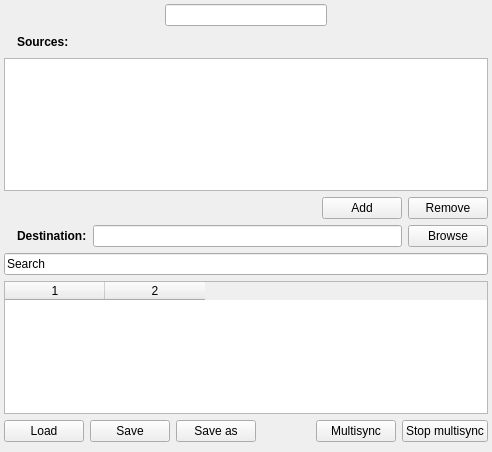
Before: the Qt Designer form multisync_page.ui in henrik-w/Synkron, drawn with Qt 5.
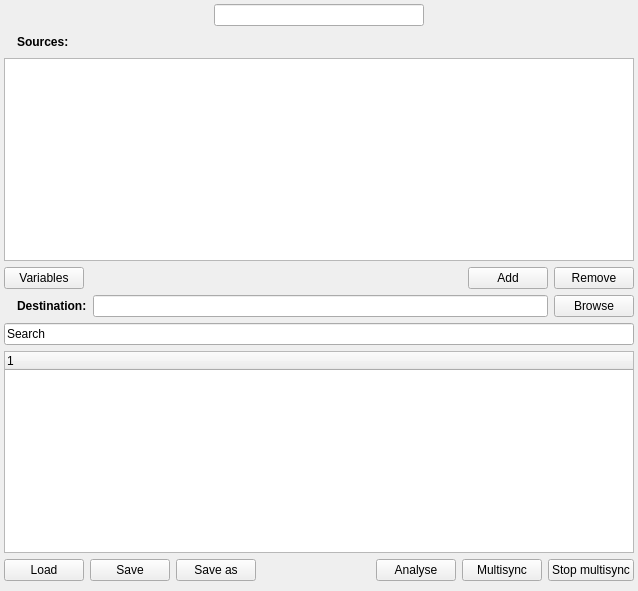
After: the same form once the commit is applied. The open tabs and pages were chosen to show the change. Icons and pictures are not drawn. Custom widgets are drawn as their Qt base class.

Commit message: Modified analysis, added analysis to Multisync, added variables to Multisync, bug fixes, new strings for translation

```diff
--- a/multisync_page.ui
+++ b/multisync_page.ui
@@ -5,8 +5,8 @@
    <rect>
     <x>0</x>
     <y>0</y>
-    <width>492</width>
-    <height>452</height>
+    <width>638</width>
+    <height>591</height>
    </rect>
   </property>
   <property name="windowTitle" >
@@ -121,19 +121,7 @@
          <property name="leftMargin" >
           <number>0</number>
          </property>
-         <property name="topMargin" >
-          <number>0</number>
-         </property>
-         <property name="rightMargin" >
-          <number>0</number>
-         </property>
-         <property name="bottomMargin" >
-          <number>0</number>
-         </property>
-         <property name="horizontalSpacing" >
-          <number>6</number>
-         </property>
-         <property name="verticalSpacing" >
+         <property name="spacing" >
           <number>6</number>
          </property>
          <item row="0" column="2" >
@@ -175,6 +163,13 @@
            </property>
           </spacer>
          </item>
+         <item row="0" column="0" >
+          <widget class="QPushButton" name="vars_multi" >
+           <property name="text" >
+            <string>Variables</string>
+           </property>
+          </widget>
+         </item>
         </layout>
        </item>
        <item>
@@ -238,15 +233,45 @@
         </widget>
        </item>
        <item>
-        <widget class="QTableWidget" name="tw_multi" >
-         <property name="statusTip" >
-          <string>Multisync log</string>
+        <widget class="QStackedWidget" name="logs_stw" >
+         <property name="currentIndex" >
+          <number>0</number>
          </property>
-         <property name="columnCount" >
-          <number>2</number>
-         </property>
-         <column/>
-         <column/>
+         <widget class="QWidget" name="page_2" >
+          <layout class="QVBoxLayout" name="verticalLayout" >
+           <property name="margin" >
+            <number>0</number>
+           </property>
+           <item>
+            <widget class="QTableWidget" name="tw_multi" >
+             <property name="statusTip" >
+              <string>Multisync log</string>
+             </property>
+             <property name="columnCount" >
+              <number>2</number>
+             </property>
+             <column/>
+             <column/>
+            </widget>
+           </item>
+          </layout>
+         </widget>
+         <widget class="QWidget" name="page_3" >
+          <layout class="QVBoxLayout" name="verticalLayout_2" >
+           <property name="margin" >
+            <number>0</number>
+           </property>
+           <item>
+            <widget class="ExtendedTreeWidget" name="analyse_tree" >
+             <column>
+              <property name="text" >
+               <string>1</string>
+              </property>
+             </column>
+            </widget>
+           </item>
+          </layout>
+         </widget>
         </widget>
        </item>
        <item>
@@ -254,19 +279,7 @@
          <property name="leftMargin" >
           <number>0</number>
          </property>
-         <property name="topMargin" >
-          <number>0</number>
-         </property>
-         <property name="rightMargin" >
-          <number>0</number>
-         </property>
-         <property name="bottomMargin" >
-          <number>0</number>
-         </property>
-         <property name="horizontalSpacing" >
-          <number>6</number>
-         </property>
-         <property name="verticalSpacing" >
+         <property name="spacing" >
           <number>6</number>
          </property>
          <item row="0" column="3" >
@@ -282,7 +295,7 @@
            </property>
           </spacer>
          </item>
-         <item row="0" column="4" >
+         <item row="0" column="5" >
           <widget class="QPushButton" name="sync_multi" >
            <property name="statusTip" >
             <string>Start multisync</string>
@@ -334,7 +347,7 @@
            </property>
           </widget>
          </item>
-         <item row="0" column="5" >
+         <item row="0" column="6" >
           <widget class="QPushButton" name="stop_sync_btn" >
            <property name="statusTip" >
             <string>Stop multisync</string>
@@ -344,6 +357,17 @@
            </property>
           </widget>
          </item>
+         <item row="0" column="4" >
+          <widget class="QPushButton" name="go_to_analyse" >
+           <property name="text" >
+            <string>Analyse</string>
+           </property>
+           <property name="icon" >
+            <iconset resource="resources.qrc" >
+             <normaloff>:/new/prefix1/images/analyse_16.png</normaloff>:/new/prefix1/images/analyse_16.png</iconset>
+           </property>
+          </widget>
+         </item>
         </layout>
        </item>
        <item>
@@ -367,6 +391,11 @@
    <header>mtadvancedgroupbox.h</header>
    <container>1</container>
   </customwidget>
+  <customwidget>
+   <class>ExtendedTreeWidget</class>
+   <extends>QTreeWidget</extends>
+   <header>extendedtreewidget.h</header>
+  </customwidget>
  </customwidgets>
  <resources/>
  <connections/>
```
Left out of the diff: 72 changed lines with no effect on the pictures. The commit also changes 20 other files.
